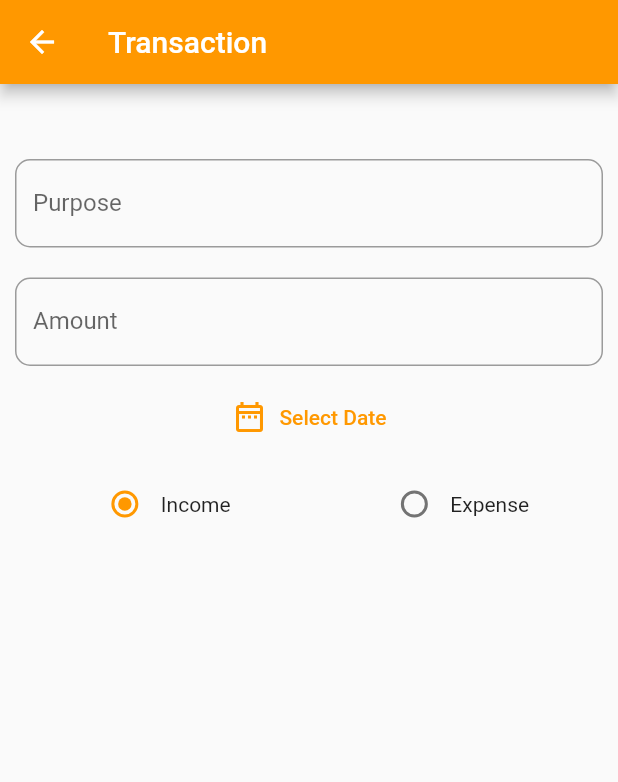
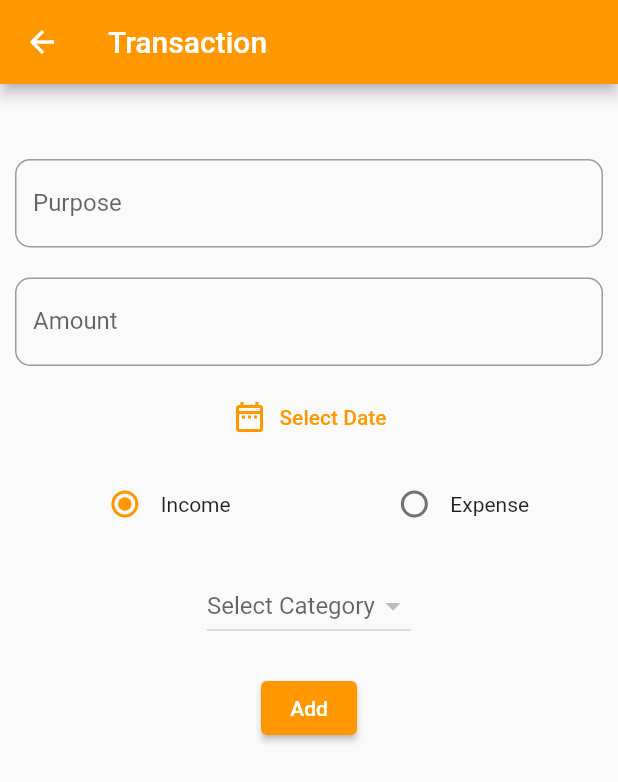
Before and after one commit to ROSHANSEBASTIAN/penny-manager, a Flutter app: the AddTransactionScreen screen opened by its route, on a phone screen of 412 x 824 dp. Shown: the top 782 px of the screen. Run offline on Flutter 3.47's test engine with Material 2 defaults, Android fonts, the phone set to English and light mode, and no system bars; our stand-ins replace hive_flutter; accounts and stored records are empty.

Commit message:
Working on transaction add

```diff
--- a/lib/db/category/category_db.dart
+++ b/lib/db/category/category_db.dart
@@ -10,10 +10,10 @@ abstract class CategoryDBFunctions {
 
 const String CATEGORY_DB_NAME = "category_db";
 
-ValueNotifier<List<CategoryModel>> incomeListNotifier = ValueNotifier([]);
-ValueNotifier<List<CategoryModel>> expenseListNotifier = ValueNotifier([]);
+class CategoryDB implements CategoryDBFunctions {
+  ValueNotifier<List<CategoryModel>> incomeListNotifier = ValueNotifier([]);
+  ValueNotifier<List<CategoryModel>> expenseListNotifier = ValueNotifier([]);
 
-class CategoryDB implements CategoryDBFunctions {
   CategoryDB._internal(); // This is another way of creating constructors in dart. Named construcotr
 
   static CategoryDB instance = CategoryDB._internal();
--- /dev/null
+++ b/lib/db/transactions/transaction_db.dart
@@ -0,0 +1,39 @@
+import 'package:hive_flutter/hive_flutter.dart';
+
+import '../../model/transaction_model.dart';
+
+abstract class TransactionDBFunctions {
+  Future<void> addTransaction(TransactionModel newModel);
+
+  void editTransaction(TransactionModel newModel);
+
+  void deleteTransaction(TransactionModel newModel);
+}
+
+const String TRANSACTION_DB_NAME = "TRANSACTION_DB_NAME";
+
+class TransactionDB implements TransactionDBFunctions {
+  // creating singleton object for TransactionDB class
+
+  TransactionDB._internal();
+  static TransactionDB instance = TransactionDB._internal();
+  factory TransactionDB() {
+    return instance;
+  }
+
+  @override
+  Future<void> addTransaction(TransactionModel newModel) async {
+    final _db = await Hive.openBox<TransactionModel>(TRANSACTION_DB_NAME);
+    await _db.put(newModel.id, newModel);
+  }
+
+  @override
+  Future<void> deleteTransaction(TransactionModel newModel) async {
+    // TODO: implement deleteTransaction
+  }
+
+  @override
+  Future<void> editTransaction(TransactionModel newModel) async {
+    // TODO: implement editTransaction
+  }
+}
--- a/lib/db/utils.dart
+++ b/lib/db/utils.dart
@@ -1,5 +1,6 @@
 import 'package:hive_flutter/hive_flutter.dart';
 
+import '../model/transaction_model.dart';
 import '../model/category_model.dart';
 
 // to initialize Hive DB and to register its adapters
@@ -15,4 +16,8 @@ Future<void> initializeHiveDB() async {
   if (!Hive.isAdapterRegistered(CategoryModelAdapter().typeId)) {
     Hive.registerAdapter(CategoryModelAdapter());
   }
+
+  if (!Hive.isAdapterRegistered(TransactionModelAdapter().typeId)) {
+    Hive.registerAdapter(TransactionModelAdapter());
+  }
 }
--- /dev/null
+++ b/lib/model/transaction_model.dart
@@ -0,0 +1,34 @@
+import 'package:hive_flutter/hive_flutter.dart';
+
+import '../model/category_model.dart';
+part 'transaction_model.g.dart';
+
+@HiveType(typeId: 3)
+class TransactionModel {
+  @HiveField(0)
+  final String purpose;
+
+  @HiveField(1)
+  final double amount;
+
+  @HiveField(2)
+  final DateTime date;
+
+  @HiveField(3)
+  final CategoryType categoryType;
+
+  @HiveField(4)
+  final CategoryModel categoryModel;
+
+  @HiveField(5)
+  final String id;
+
+  TransactionModel({
+    required this.purpose,
+    required this.amount,
+    required this.date,
+    required this.categoryType,
+    required this.categoryModel,
+    required this.id,
+  });
+}
--- a/lib/screens/transactions/add_transaction_screen.dart
+++ b/lib/screens/transactions/add_transaction_screen.dart
@@ -1,5 +1,10 @@
 import 'package:flutter/material.dart';
-import 'package:penny_manager/model/category_model.dart';
+import 'package:penny_manager/db/transactions/transaction_db.dart';
+import 'package:penny_manager/model/transaction_model.dart';
+import 'package:penny_manager/widgets/molecules/category/category_add_popup.dart';
+
+import '../../db/category/category_db.dart';
+import '../../model/category_model.dart';
 
 class AddTransactionScreen extends StatefulWidget {
   const AddTransactionScreen({Key? key}) : super(key: key);
@@ -9,7 +14,17 @@ class AddTransactionScreen extends StatefulWidget {
 }
 
 class _AddTransactionScreenState extends State<AddTransactionScreen> {
-  CategoryType _selectedType = CategoryType.income;
+  CategoryModel? _selCategory;
+  CategoryType? _selCategoryType;
+  DateTime? _selDate = null;
+  final _purposeController = TextEditingController();
+  final _amountController = TextEditingController();
+
+  @override
+  void initState() {
+    _selCategoryType = CategoryType.income;
+    super.initState();
+  }
 
   @override
   Widget build(BuildContext context) {
@@ -67,10 +82,10 @@ class _AddTransactionScreenState extends State<AddTransactionScreen> {
               height: 10,
             ),
             TextButton.icon(
-              onPressed: () {},
-              icon: const Icon(Icons.date_range_outlined),
-              label: const Text("Select Date"),
-            ),
+                onPressed: () => datePickerClickHandler(context),
+                icon: const Icon(Icons.date_range_outlined),
+                label: Text(
+                    _selDate == null ? "Select Date" : _selDate.toString())),
             const SizedBox(
               height: 10,
             ),
@@ -81,10 +96,13 @@ class _AddTransactionScreenState extends State<AddTransactionScreen> {
                   children: [
                     Radio(
                       value: CategoryType.income,
-                      groupValue: _selectedType,
+                      groupValue: _selCategoryType,
                       onChanged: (CategoryType? updatedType) => setState(() {
                         if (updatedType != null) {
-                          _selectedType = updatedType;
+                          setState(() {
+                            _selCategory = null;
+                            _selCategoryType = updatedType;
+                          });
                         }
                       }),
                     ),
@@ -95,10 +113,11 @@ class _AddTransactionScreenState extends State<AddTransactionScreen> {
                   children: [
                     Radio(
                       value: CategoryType.expense,
-                      groupValue: _selectedType,
+                      groupValue: _selCategoryType,
                       onChanged: (CategoryType? updatedType) => setState(() {
                         if (updatedType != null) {
-                          _selectedType = updatedType;
+                          print("Dropdown selection changed");
+                          _selCategoryType = updatedType;
                         }
                       }),
                     ),
@@ -106,10 +125,85 @@ class _AddTransactionScreenState extends State<AddTransactionScreen> {
                   ],
                 ),
               ],
+            ),
+            const SizedBox(
+              height: 20,
+            ),
+            ValueListenableBuilder(
+                valueListenable: _selCategoryType == CategoryType.expense
+                    ? CategoryDB().expenseListNotifier
+                    : CategoryDB().incomeListNotifier,
+                builder: (BuildContext context,
+                    List<CategoryModel> categoryList, Widget? _) {
+                  return DropdownButton<CategoryModel>(
+                    value: _selCategory,
+                    hint: const Text("Select Category"),
+                    onChanged: (CategoryModel? value) {
+                      setState(() {
+                        _selCategory = value;
+                      });
+                    },
+                    items: categoryList
+                        .map<DropdownMenuItem<CategoryModel>>(
+                            (category) => DropdownMenuItem(
+                                  child: Text(category.name),
+                                  value: category,
+                                ))
+                        .toList(),
+                  );
+                }),
+            const SizedBox(
+              height: 20,
+            ),
+            ElevatedButton(
+              onPressed: addOrEditTransaction,
+              child: const Text(
+                "Add",
+                style: TextStyle(color: Colors.white),
+              ),
             )
           ],
         ),
       ),
     );
   }
+
+  Future<void> datePickerClickHandler(BuildContext context) async {
+    final _selectedDate = await showDatePicker(
+      context: context,
+      initialDate: DateTime.now(),
+      firstDate: DateTime.now().subtract(const Duration(days: 30)),
+      lastDate: DateTime.now(),
+    );
+    if (_selectedDate != null) {
+      setState(() {
+        _selDate = _selectedDate;
+      });
+    }
+  }
+
+  Future<void> addOrEditTransaction() async {
+    if (_purposeController.text.trim().isEmpty ||
+        _amountController.text.trim().isEmpty ||
+        _selCategory == null ||
+        _selCategoryType == null ||
+        _selDate == null) {
+      return;
+    }
+    double _parsedAmount = double.parse(_amountController.text.trim());
+    if (_parsedAmount == null) {
+      return;
+    }
+
+    TransactionModel transactionModel = TransactionModel(
+      id: DateTime.now().microsecondsSinceEpoch.toString(),
+      purpose: _purposeController.text.trim(),
+      amount: _parsedAmount,
+      date: _selDate!,
+      categoryType: _selCategoryType!,
+      categoryModel: _selCategory!,
+    );
+    print("Adding data to Hive DB");
+    TransactionDB.instance.addTransaction(transactionModel);
+  }
 }
--- a/lib/widgets/molecules/category/expense_tab.dart
+++ b/lib/widgets/molecules/category/expense_tab.dart
@@ -9,7 +9,7 @@ class ExpenseTab extends StatelessWidget {
   @override
   Widget build(BuildContext context) {
     return ValueListenableBuilder(
-        valueListenable: expenseListNotifier,
+        valueListenable: CategoryDB.instance.expenseListNotifier,
         builder:
             (BuildContext context, List<CategoryModel> expenseList, Widget? _) {
           return ListView.separated(
--- a/lib/widgets/molecules/category/income_tab.dart
+++ b/lib/widgets/molecules/category/income_tab.dart
@@ -9,7 +9,7 @@ class IncomeTab extends StatelessWidget {
   @override
   Widget build(BuildContext context) {
     return ValueListenableBuilder(
-        valueListenable: incomeListNotifier,
+        valueListenable: CategoryDB.instance.incomeListNotifier,
         builder:
             (BuildContext context, List<CategoryModel> incomeList, Widget? _) {
           return ListView.separated(
```
Also changed, not shown: lib/model/transaction_model.g.dart (added).
